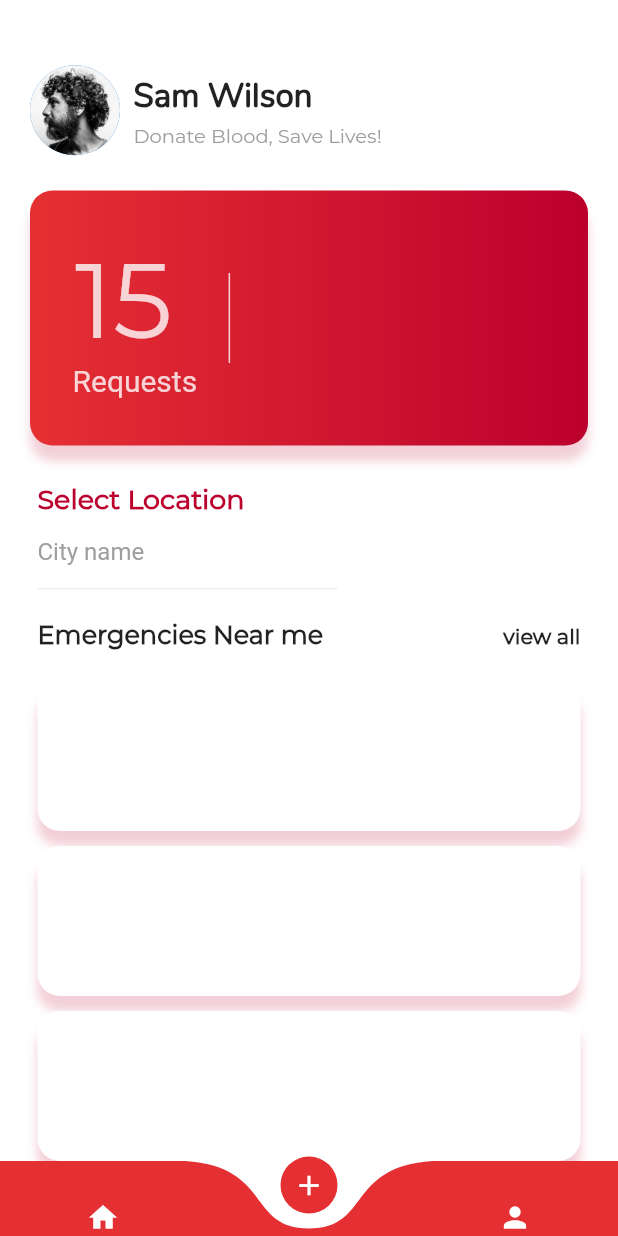
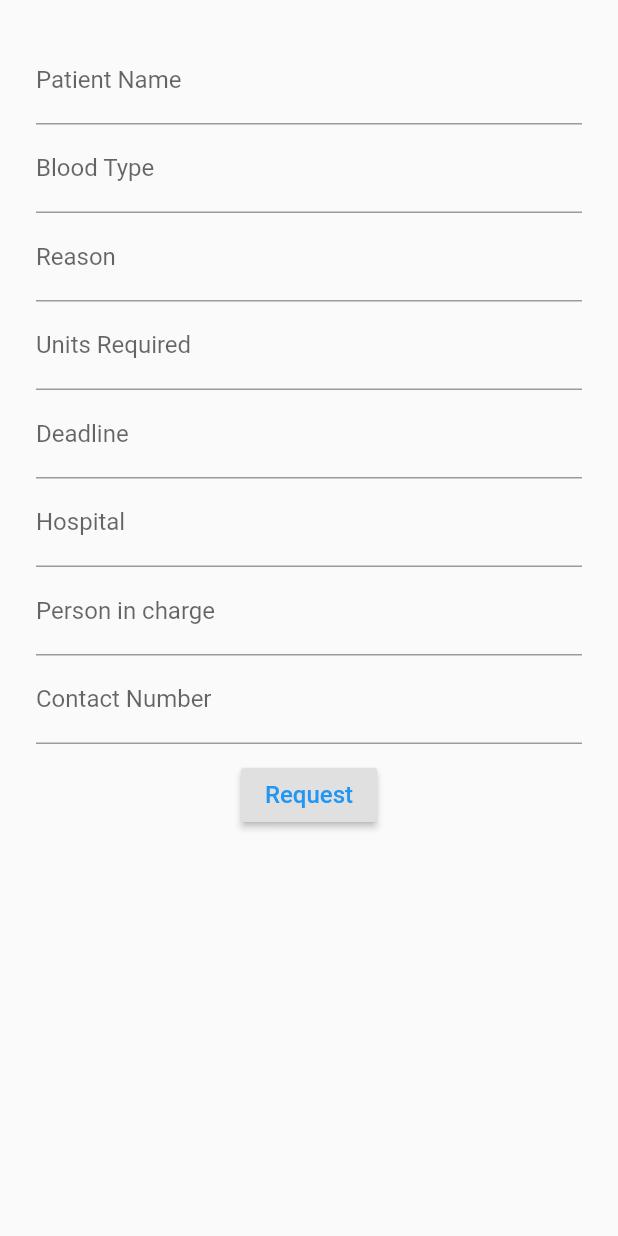
Before and after one commit to prabakar0/RedLink, a Flutter app: the HomePage screen opened directly, item 2 of the bottom bar chosen, on a phone screen of 412 x 824 dp. Run offline on Flutter 3.47's test engine with Material 2 defaults, Android fonts, the phone set to English and light mode, and no system bars; drawn by our look-alikes of curved_navigation_bar; our stand-ins replace clay_containers, custom_navigation_bar, shimmer, simple_animations.

Commit message:
Created request page

```diff
--- /dev/null
+++ b/lib/Request.dart
@@ -0,0 +1,180 @@
+import 'package:flutter/material.dart';
+import 'home_page.dart';
+
+class Request extends StatefulWidget {
+  @override
+  _RequestState createState() => _RequestState();
+}
+
+class _RequestState extends State<Request> {
+
+
+  String _patientname;
+  String _bloodtype;
+  String _Reasonforblood;
+  String _UnitsRequired;
+  String _Deadline;
+  String _hospitalname;
+  String _persontocontact;
+  String _contactnumber;
+
+  final GlobalKey<FormState> _formkey = GlobalKey<FormState>();
+
+  Widget _buildname(){
+    return TextFormField(
+      decoration: InputDecoration(labelText: 'Patient Name'),
+      validator: (String value) {
+        if (value.isEmpty){
+        return 'Name is Required';
+        }
+      },
+      onSaved: (String value){
+        _patientname = value;
+      },
+
+    );
+  }
+  Widget _buildblood(){
+    return TextFormField(
+      decoration: InputDecoration(labelText: 'Blood Type'),
+      validator: (String value) {
+        if (value.isEmpty){
+          return 'Blood Type is Required';
+        }
+      },
+      onSaved: (String value){
+        _bloodtype = value;
+      },
+
+    );
+  }
+  Widget _buildreason(){
+    return TextFormField(
+      decoration: InputDecoration(labelText: 'Reason'),
+      validator: (String value) {
+        if (value.isEmpty){
+          return 'Reason is Required';
+        }
+      },
+      onSaved: (String value){
+        _Reasonforblood = value;
+      },
+
+    );
+  }
+  Widget _buildunits(){
+    return TextFormField(
+      decoration: InputDecoration(labelText: 'Units Required'),
+      validator: (String value) {
+        if (value.isEmpty){
+          return 'Please specify units needed';
+        }
+      },
+      onSaved: (String value){
+        _UnitsRequired = value;
+      },
+
+    );
+  }
+  Widget _builddeadline(){
+    return TextFormField(
+      decoration: InputDecoration(labelText: 'Deadline'),
+      validator: (String value) {
+        if (value.isEmpty){
+          return 'Deadline is Required';
+        }
+      },
+      onSaved: (String value){
+        _Deadline = value;
+      },
+
+    );
+  }
+  Widget _buildhospital(){
+    return TextFormField(
+      decoration: InputDecoration(labelText: 'Hospital'),
+      validator: (String value) {
+        if (value.isEmpty){
+          return 'Please specify Hospital details';
+        }
+      },
+      onSaved: (String value){
+        _hospitalname = value;
+      },
+
+    );
+  }
+  Widget _buildperson(){
+    return TextFormField(
+      decoration: InputDecoration(labelText: 'Person in charge'),
+      validator: (String value) {
+        if (value.isEmpty){
+          return 'Name is Required';
+        }
+      },
+      onSaved: (String value){
+        _persontocontact = value;
+      },
+
+    );
+  }
+
+  Widget _buildnumber(){
+    return TextFormField(
+      decoration: InputDecoration(labelText: 'Contact Number'),
+      validator: (String value) {
+        if (value.isEmpty){
+          return 'Contact info is Required';
+        }
+      },
+      onSaved: (String value){
+        _contactnumber = value;
+      },
+
+    );
+  }
+
+  @override
+  Widget build(BuildContext context) {
+    return Scaffold(
+      body: SingleChildScrollView(
+        child: Container(
+          margin: EdgeInsets.all(24) ,
+          child: Form(
+            key: _formkey,
+            child: Column(
+            mainAxisAlignment: MainAxisAlignment.center,
+            children: <Widget>[
+              _buildname(),
+              _buildblood(),
+              _buildreason(),
+              _buildunits(),
+              _builddeadline(),
+              _buildhospital(),
+              _buildperson(),
+              _buildnumber(),
+              SizedBox(height: 10,),
+              RaisedButton(
+                child: Text("Request",style: TextStyle(color: Colors.blue,fontSize: 16),),
+                onPressed: () => {
+
+    if(!_formkey.currentState.validate()){
+
+    },
+    _formkey.currentState.save(),
+                  Navigator.push(context,
+                MaterialPageRoute(
+                builder: (context) => HomePage()),
+                ),
+              },
+
+              )
+            ],
+
+          ),
+          ),
+        ),
+      ),
+    );
+  }
+}
```
Also changed, not shown: lib/home_page.dart (+24 -2 lines).
